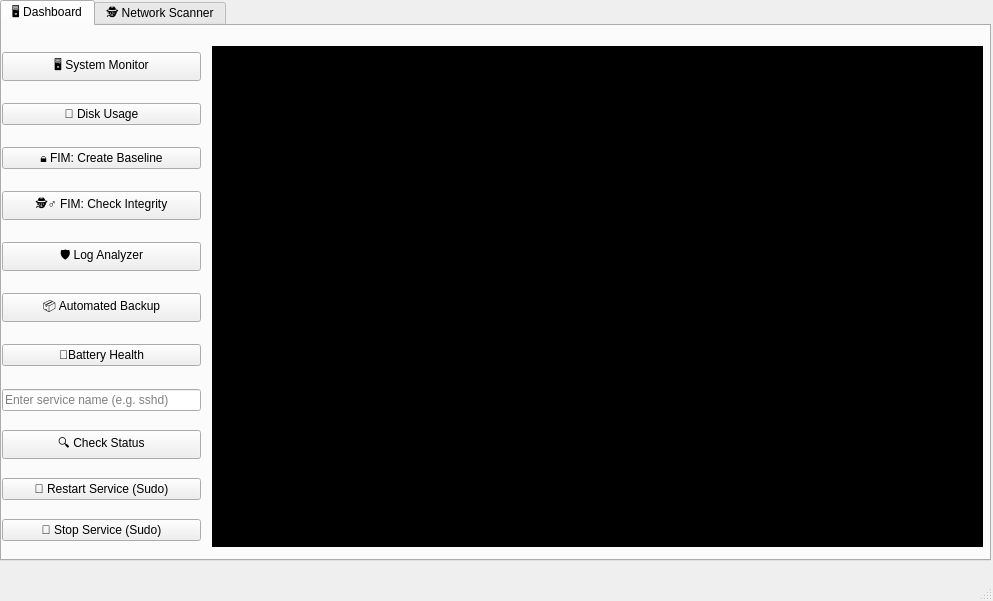
First picture: the form in assets/toolbox.ui, repository Futhark1393/sysadmin-toolbox, before the edit.
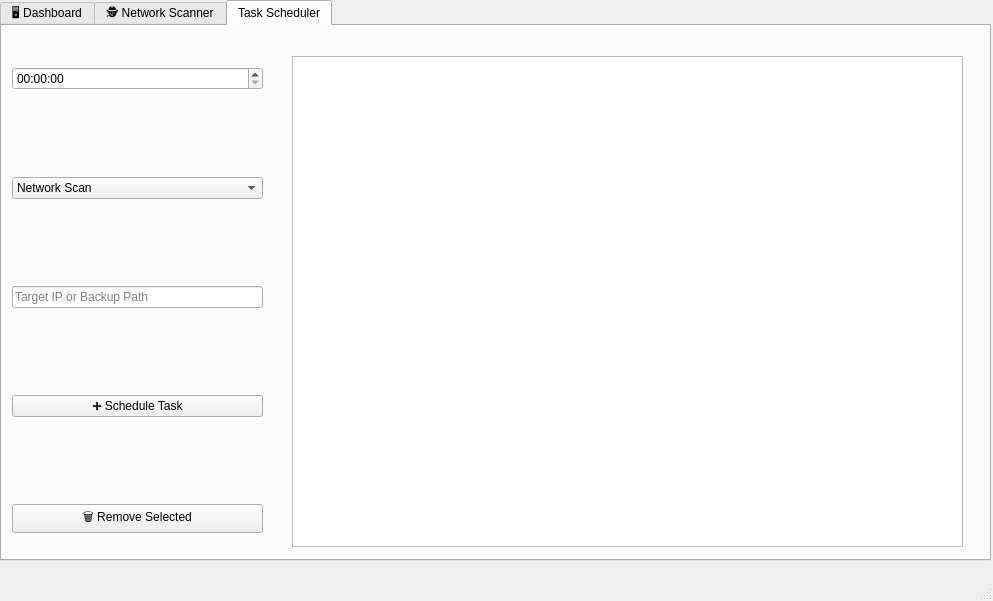
Second picture: the form after the edit.

Commit message: feat: v3.0 - Added Task Scheduler, Headless Mode & Automation Logic

What changed in the file:
```diff
--- a/assets/toolbox.ui
+++ b/assets/toolbox.ui
@@ -27,7 +27,7 @@
      </rect>
     </property>
     <property name="currentIndex">
-     <number>0</number>
+     <number>2</number>
     </property>
     <widget class="QWidget" name="tab_1">
      <attribute name="title">
@@ -192,6 +192,71 @@
       </widget>
      </widget>
     </widget>
+    <widget class="QWidget" name="tab">
+     <attribute name="title">
+      <string>Task Scheduler</string>
+     </attribute>
+     <widget class="QListWidget" name="list_tasks">
+      <property name="geometry">
+       <rect>
+        <x>290</x>
+        <y>30</y>
+        <width>671</width>
+        <height>491</height>
+       </rect>
+      </property>
+     </widget>
+     <widget class="QWidget" name="">
+      <property name="geometry">
+       <rect>
+        <x>10</x>
+        <y>-40</y>
+        <width>251</width>
+        <height>631</height>
+       </rect>
+      </property>
+      <layout class="QVBoxLayout" name="verticalLayout">
+       <item>
+        <widget class="QTimeEdit" name="time_scheduler"/>
+       </item>
+       <item>
+        <widget class="QComboBox" name="combo_task_type">
+         <item>
+          <property name="text">
+           <string>Network Scan</string>
+          </property>
+         </item>
+         <item>
+          <property name="text">
+           <string>System Backup</string>
+          </property>
+         </item>
+        </widget>
+       </item>
+       <item>
+        <widget class="QLineEdit" name="input_task_target">
+         <property name="placeholderText">
+          <string>Target IP or Backup Path</string>
+         </property>
+        </widget>
+       </item>
+       <item>
+        <widget class="QPushButton" name="btn_add_task">
+         <property name="text">
+          <string>➕ Schedule Task</string>
+         </property>
+        </widget>
+       </item>
+       <item>
+        <widget class="QPushButton" name="btn_delete_task">
+         <property name="text">
+          <string>🗑️ Remove Selected</string>
+         </property>
+        </widget>
+       </item>
+      </layout>
+     </widget>
+    </widget>
    </widget>
   </widget>
   <widget class="QMenuBar" name="menubar">
```
The commit also changes 2 other files.
